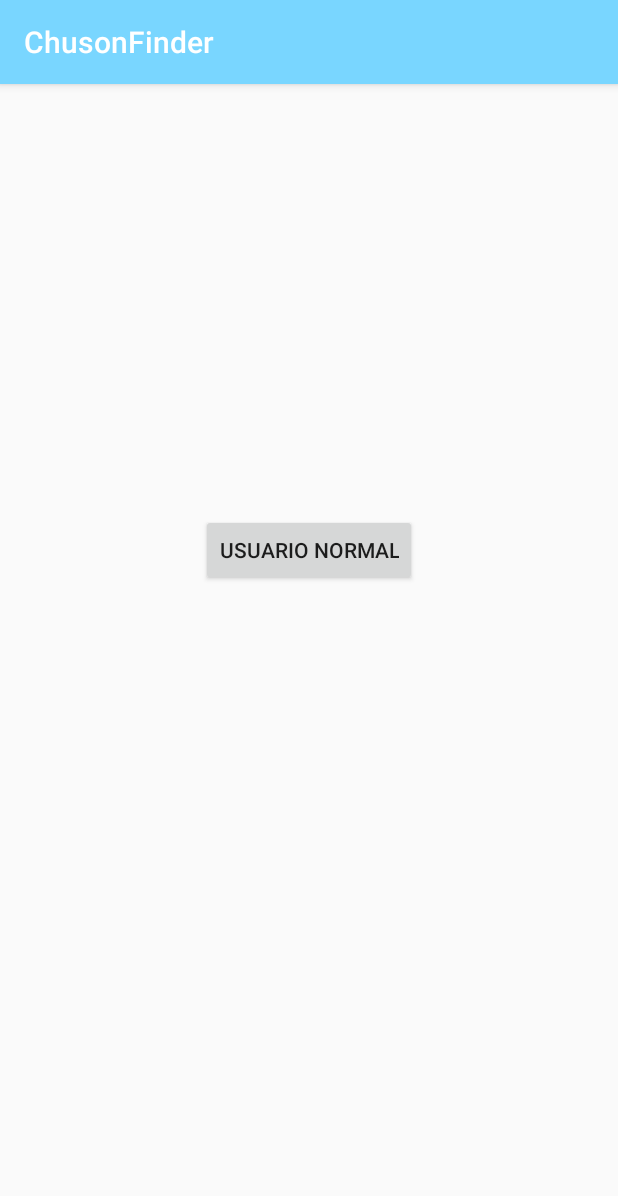
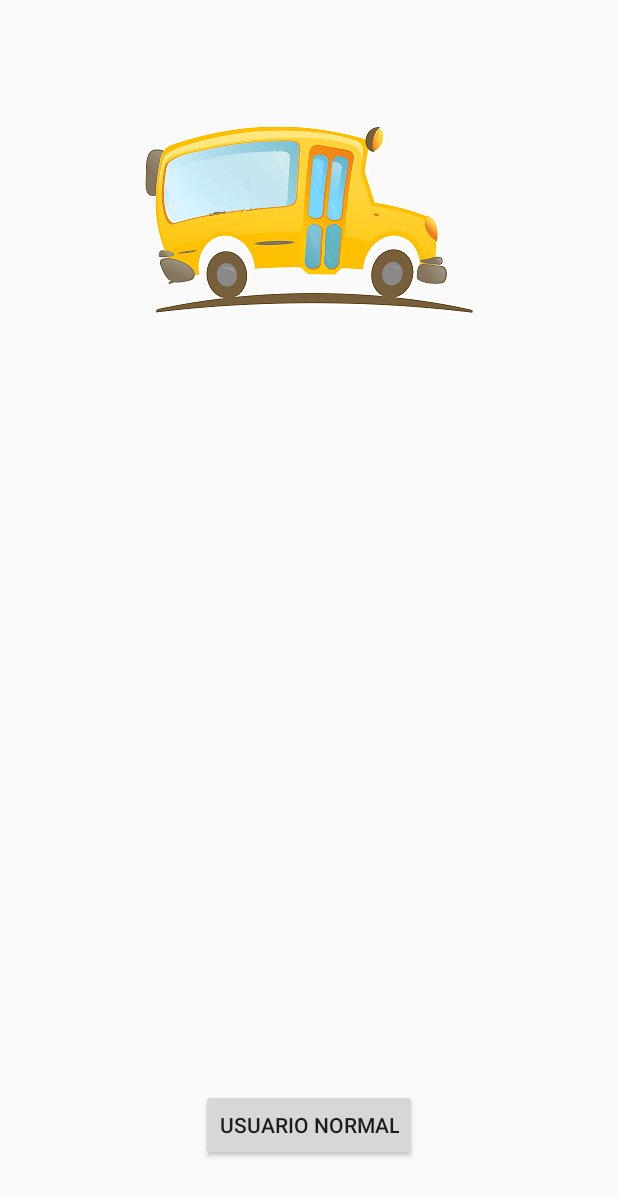
Before and after one commit to blackbrs/ChusonFinder, an Android app: the MainActivity screen opened directly, with no data from a screen before it, on a phone screen of 412 x 824 dp. Shown: the top 1196 px of the screen. Run offline under Robolectric (Android 15) with nearby library versions, the phone set to English and light mode, and no system bars; 1 statement that could not run was skipped.

Commit message:
Todos los bugs finalizados

```diff
--- a/app/src/main/java/grupo14/chusonfinder/MainActivity.java
+++ b/app/src/main/java/grupo14/chusonfinder/MainActivity.java
@@ -1,5 +1,6 @@
 package grupo14.chusonfinder;
 
+import android.annotation.SuppressLint;
 import android.content.Intent;
 import android.hardware.Sensor;
 import android.hardware.SensorEvent;
@@ -22,6 +23,7 @@ public class MainActivity extends AppCompatActivity {
     @Override
     protected void onCreate(Bundle savedInstanceState) {
         super.onCreate(savedInstanceState);
+        getSupportActionBar().hide();
         setContentView(R.layout.activity_main);
         administrador = (Button)findViewById(R.id.admin);
         user = (Button)findViewById(R.id.usuario);
@@ -37,7 +39,8 @@ public class MainActivity extends AppCompatActivity {
                 if(x<-5){
                         accion++;
                         administrador.setVisibility(View.VISIBLE);
-                        onResume();
+                    start();
+                       // onResume();
                 }else if(x>5){
                         accion++;
                     administrador.setVisibility(View.INVISIBLE);
@@ -88,9 +91,11 @@ private void Sound() {
         super.onPause();
     }
 
+
     @Override
     protected void onResume() {
+        super.onResume();
         start();
-        super.onResume();
+
     }
 }
--- a/app/src/main/java/grupo14/chusonfinder/UsuarioLoginActivity.java
+++ b/app/src/main/java/grupo14/chusonfinder/UsuarioLoginActivity.java
@@ -44,6 +44,7 @@ public class UsuarioLoginActivity extends AppCompatActivity {
     @Override
     protected void onCreate(Bundle savedInstanceState) {
         super.onCreate(savedInstanceState);
+        getSupportActionBar().hide();
         setContentView(R.layout.activity_usuario_login);
 
         nAuth = FirebaseAuth.getInstance();
--- a/app/src/main/res/layout/activity_main.xml
+++ b/app/src/main/res/layout/activity_main.xml
@@ -11,17 +11,26 @@
         android:id="@+id/admin"
         android:layout_width="wrap_content"
         android:layout_height="wrap_content"
-        android:layout_alignParentTop="true"
+        android:layout_alignParentBottom="true"
         android:layout_centerHorizontal="true"
-        android:layout_marginTop="177dp"
+        android:layout_marginBottom="134dp"
         android:text="Moderador" />
 
     <Button
         android:id="@+id/usuario"
         android:layout_width="wrap_content"
         android:layout_height="wrap_content"
-        android:layout_below="@+id/admin"
+        android:layout_alignParentBottom="true"
         android:layout_centerHorizontal="true"
-        android:layout_marginTop="61dp"
+        android:layout_marginBottom="50dp"
         android:text="Usuario Normal" />
+
+    <ImageView
+        android:id="@+id/imageView3"
+        android:layout_width="wrap_content"
+        android:layout_height="wrap_content"
+        android:layout_alignParentTop="true"
+        android:layout_centerHorizontal="true"
+        android:layout_marginTop="77dp"
+        app:srcCompat="@mipmap/logo" />
 </RelativeLayout>
--- a/app/src/main/res/layout/activity_usuario_login.xml
+++ b/app/src/main/res/layout/activity_usuario_login.xml
@@ -13,8 +13,8 @@
         android:id="@+id/imageView2"
         android:layout_width="match_parent"
         android:layout_height="81dp"
-        app:srcCompat="@mipmap/logo"
-        android:layout_marginTop="75dp"/>
+        android:layout_marginTop="20dp"
+        app:srcCompat="@mipmap/logo" />
 
     <TextView
         android:layout_width="match_parent"
```
Also changed, not shown: app/src/main/java/grupo14/chusonfinder/PantallaUsuarioActivity.java (+5 -2 lines).
